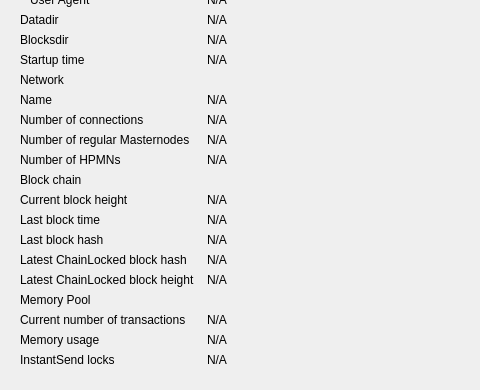
The window that src/qt/forms/debugwindow.ui (sparkspay/sparks) describes before a commit, drawn with Qt 5; both pictures show x 0 to 480 and y 95 to 485 of the 769 by 485 pixel window.
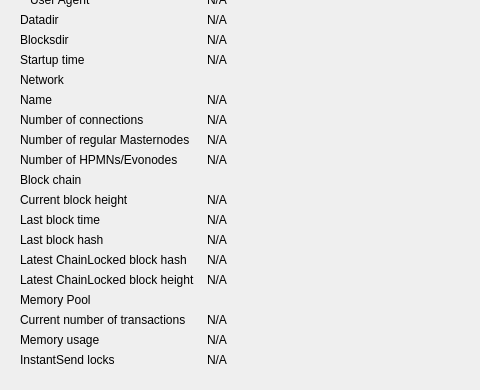
The same window after the commit. Custom widgets are drawn as their Qt base class.

Commit message: Current masternodes convert into evonode testing and some updates

Patch:
```diff
--- a/src/qt/forms/debugwindow.ui
+++ b/src/qt/forms/debugwindow.ui
@@ -303,7 +303,7 @@
        <item row="10" column="0">
         <widget class="QLabel" name="hpmnCountLabel">
          <property name="text">
-          <string>Number of HPMNs</string>
+          <string>Number of HPMNs/Evonodes</string>
          </property>
         </widget>
        </item>
```
The commit also changes 5 other files.
